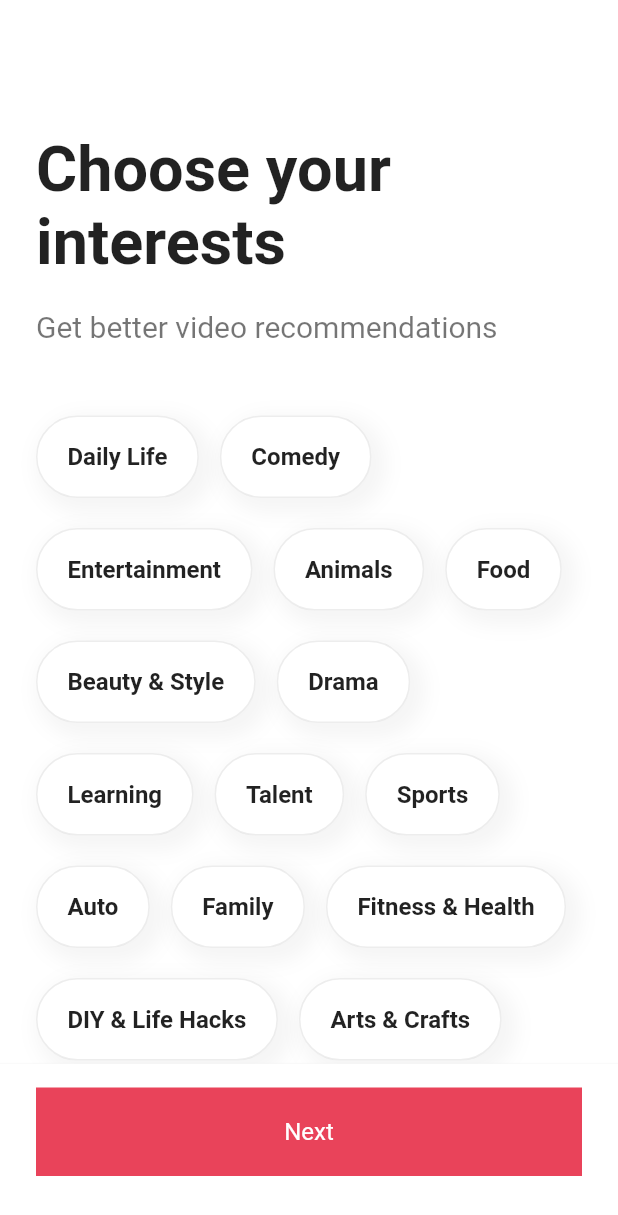
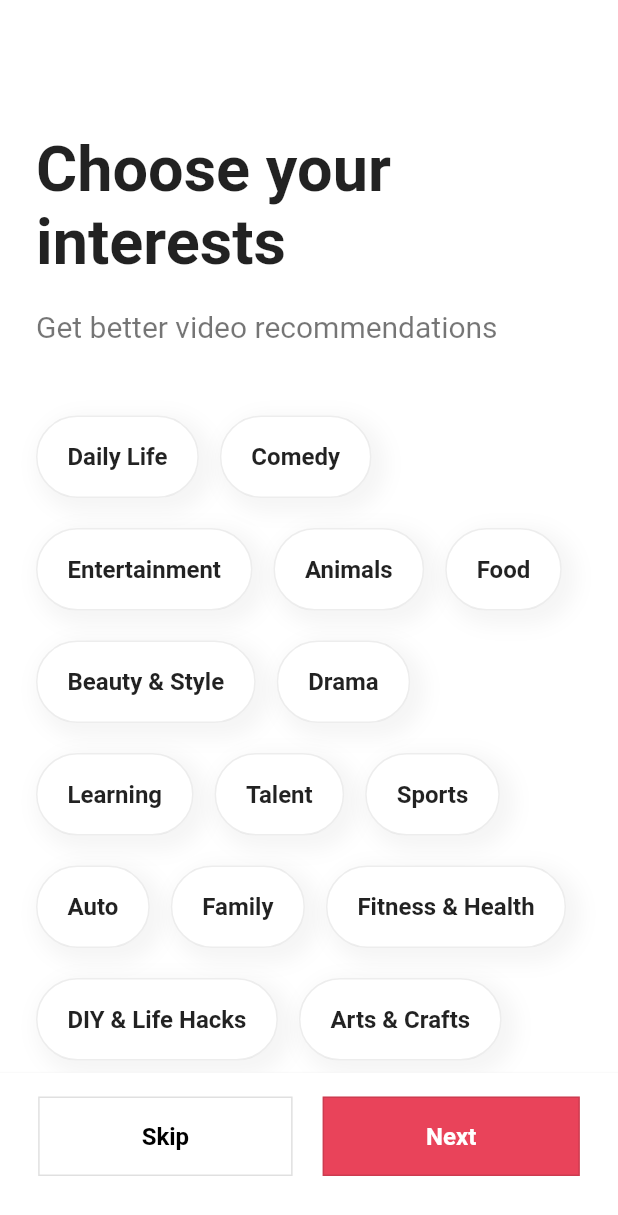
Before and after one commit to shinysuh/Snapster, a Flutter app: the screen it shows after launch, on a phone screen of 412 x 824 dp. Shown: the top 1215 px of the screen. Run offline on Flutter 3.47's test engine with Material 3 defaults, Android fonts, the phone set to English and light mode, and no system bars; our stand-ins replace font_awesome_flutter.

Commit message:
feat: interestScreen skip/next 버튼 ui 분리

```diff
--- a/lib/features/onboarding/interests_screen.dart
+++ b/lib/features/onboarding/interests_screen.dart
@@ -2,7 +2,9 @@ import 'package:flutter/material.dart';
 import 'package:tiktok_clone/constants/gaps.dart';
 import 'package:tiktok_clone/constants/interests.dart';
 import 'package:tiktok_clone/constants/sizes.dart';
+import 'package:tiktok_clone/features/onboarding/tutorial_screen.dart';
 import 'package:tiktok_clone/features/onboarding/widgets/interest_button.dart';
+import 'package:tiktok_clone/utils/navigator_redirection.dart';
 
 class InterestScreen extends StatefulWidget {
   const InterestScreen({super.key});
@@ -40,6 +42,10 @@ class _InterestScreenState extends State<InterestScreen> {
         _isTitleShown = false;
       });
     }
+  }
+
+  void _onTapNext() {
+    redirectToScreen(context, const TutorialScreen());
   }
 
   @override
@@ -106,18 +112,25 @@ class _InterestScreenState extends State<InterestScreen> {
             left: Sizes.size24,
             right: Sizes.size24,
           ),
-          child: Container(
-            padding: const EdgeInsets.symmetric(vertical: Sizes.size20),
-            decoration: BoxDecoration(
-              color: Theme.of(context).primaryColor,
-            ),
-            child: const Text(
-              'Next',
-              textAlign: TextAlign.center,
-              style: TextStyle(
-                color: Colors.white,
-                fontSize: Sizes.size16,
-              ),
+          child: FractionallySizedBox(
+            widthFactor: 1,
+            child: Row(
+              mainAxisAlignment: MainAxisAlignment.center,
+              children: [
+                BottomButton(
+                  buttonColor: Colors.white,
+                  textColor: Colors.black,
+                  text: 'Skip',
+                  onTap: _onTapNext,
+                ),
+                Gaps.h20,
+                BottomButton(
+                  buttonColor: Theme.of(context).primaryColor,
+                  textColor: Colors.white,
+                  text: 'Next',
+                  onTap: _onTapNext,
+                ),
+              ],
             ),
           ),
           // 편한 기능의 버튼 CupertinoButton(custom) / TextButton(google like)
@@ -131,3 +144,44 @@ class _InterestScreenState extends State<InterestScreen> {
     );
   }
 }
+
+class BottomButton extends StatelessWidget {
+  const BottomButton({
+    super.key,
+    required this.buttonColor,
+    required this.textColor,
+    required this.text,
+    required this.onTap,
+  });
+
+  final Color buttonColor, textColor;
+  final String text;
+  final Function onTap;
+
+  @override
+  Widget build(BuildContext context) {
+    return GestureDetector(
+      onTap: () => onTap(),
+      child: Container(
+        padding: const EdgeInsets.symmetric(
+          vertical: Sizes.size16,
+          horizontal: Sizes.size64 + Sizes.size4,
+        ),
+        decoration: BoxDecoration(
+            color: buttonColor,
+            border: Border.all(
+              color: Colors.black12,
+            )),
+        child: Text(
+          text,
+          textAlign: TextAlign.center,
+          style: TextStyle(
+            color: textColor,
+            fontSize: Sizes.size16,
+            fontWeight: FontWeight.bold,
+          ),
+        ),
+      ),
+    );
+  }
+}
```
